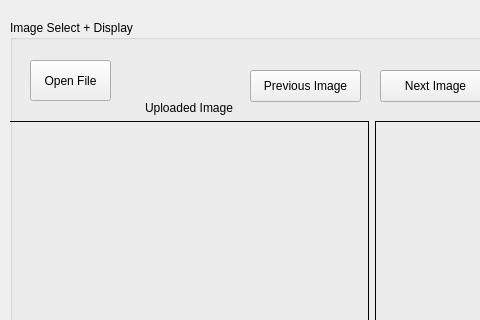
Before: the Qt Designer form src/eggsizerml.ui in jaxmattfair/eggsizerML, drawn with Qt 5; both pictures show x 0 to 480 and y 0 to 320 of the 1105 by 774 pixel window.
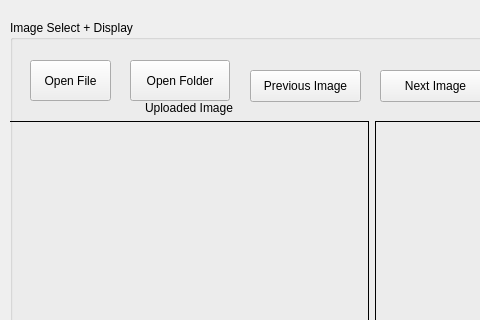
After: the same form once the commit is applied.

Commit message: added the folder upload button/feature and implemented a fixed width so the results table is not squished

Diff of the .ui file:
```diff
--- a/src/eggsizerml.ui
+++ b/src/eggsizerml.ui
@@ -252,6 +252,19 @@
       <string>Next Image</string>
      </property>
     </widget>
+    <widget class="QPushButton" name="folderOpen_btn">
+     <property name="geometry">
+      <rect>
+       <x>120</x>
+       <y>40</y>
+       <width>100</width>
+       <height>41</height>
+      </rect>
+     </property>
+     <property name="text">
+      <string>Open Folder</string>
+     </property>
+    </widget>
    </widget>
   </widget>
   <widget class="QMenuBar" name="menubar">
```
Left out of the diff: 3 changed lines with no effect on the pictures. The commit also changes 2 other files.
